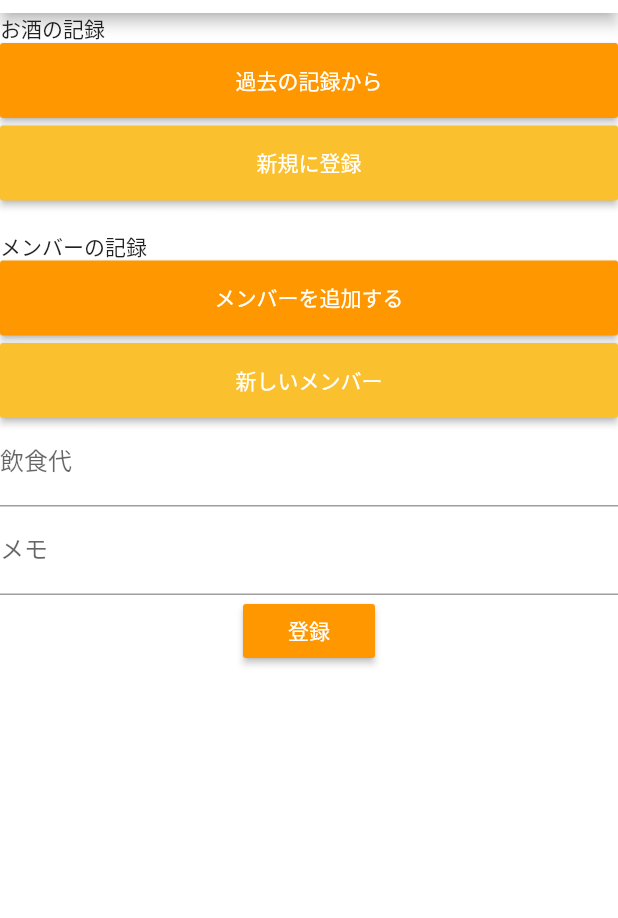
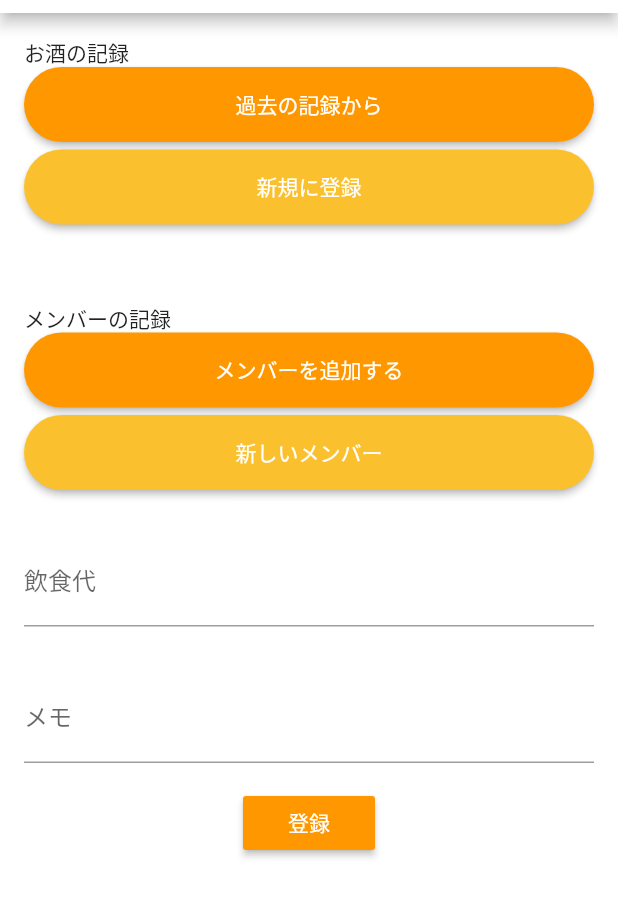
Before and after one commit to koki1126/alcorec, a Flutter app: the screen it shows after launch, after a tap on the "add" icon, on a phone screen of 412 x 824 dp, the part 71-989 px from its top. Run offline on Flutter 3.47's test engine with Material 2 defaults, Android fonts, the phone set to English and light mode, and no system bars; our stand-ins replace flutter_calendar_carousel, fluttertoast.

Commit message:
デザインの変更(暫定)

```diff
--- a/lib/home/home.dart
+++ b/lib/home/home.dart
@@ -20,6 +20,7 @@ class HomePage extends StatelessWidget {
           return Scaffold(
             appBar: AppBar(
               title: Text('こんにちは'),
+              backgroundColor: Colors.yellow,
             ),
 
             body: Container(
--- a/lib/record/record.dart
+++ b/lib/record/record.dart
@@ -46,8 +46,9 @@ class Record extends StatelessWidget {
                     // ),
 
                     //お酒の記録
-
-                    Column(
+                    Padding(
+                      padding: const EdgeInsets.all(16.0),
+                      child: Column(
                         mainAxisAlignment: MainAxisAlignment.spaceBetween,
                         children: [
                           SizedBox(
@@ -62,6 +63,7 @@ class Record extends StatelessWidget {
                             height: 50,
                             width: double.infinity,
                             child: RaisedButton(
+                              shape: StadiumBorder(),
                               child: Text('過去の記録から'),
                               color: Colors.orange,
                               textColor: Colors.white,
@@ -95,6 +97,7 @@ class Record extends StatelessWidget {
                             width: double.infinity,
                             height: 50,
                             child: RaisedButton(
+                              shape: StadiumBorder(),
                               child: Text('新規に登録'),
                               color: Colors.yellow.shade700,
                               textColor: Colors.white,
@@ -122,12 +125,15 @@ class Record extends StatelessWidget {
                           ),
                         ],
                       ),
+                    ),
                     SizedBox(
                       height: 20,
                     ),
 
                     //メンバーの記録
-                    Column(
+                    Padding(
+                      padding: const EdgeInsets.all(16.0),
+                      child: Column(
                         mainAxisAlignment: MainAxisAlignment.spaceBetween,
                         children: [
                           SizedBox(
@@ -142,6 +148,7 @@ class Record extends StatelessWidget {
                             height: 50,
                             width: double.infinity,
                             child: RaisedButton(
+                              shape: StadiumBorder(),
                               child: Text('メンバーを追加する'),
                               color: Colors.orange,
                               textColor: Colors.white,
@@ -175,6 +182,7 @@ class Record extends StatelessWidget {
                             width: double.infinity,
                             height: 50,
                             child: RaisedButton(
+                              shape: StadiumBorder(),
                               child: Text('新しいメンバー'),
                               color: Colors.yellow.shade700,
                               textColor: Colors.white,
@@ -202,19 +210,26 @@ class Record extends StatelessWidget {
                           ),
                         ],
                       ),
+                    ),
 
-                    TextField(
+                    Padding(
+                      padding: const EdgeInsets.all(16.0),
+                      child: TextField(
                         focusNode: model.priceFocusNode,
                         controller: model.priceEditingController,
                         decoration: InputDecoration(
                           labelText: '飲食代',
                         ),
                       ),
-                    TextField(
+                    ),
+                    Padding(
+                      padding: const EdgeInsets.all(16.0),
+                      child: TextField(
                         focusNode: model.memoFocusNode,
                         controller: model.memoEditingController,
                         decoration: InputDecoration(
                           labelText: 'メモ',
+                        ),
                       ),
                     ),
                     RaisedButton(
```
Lines whose indentation alone changed are shown as unchanged.
